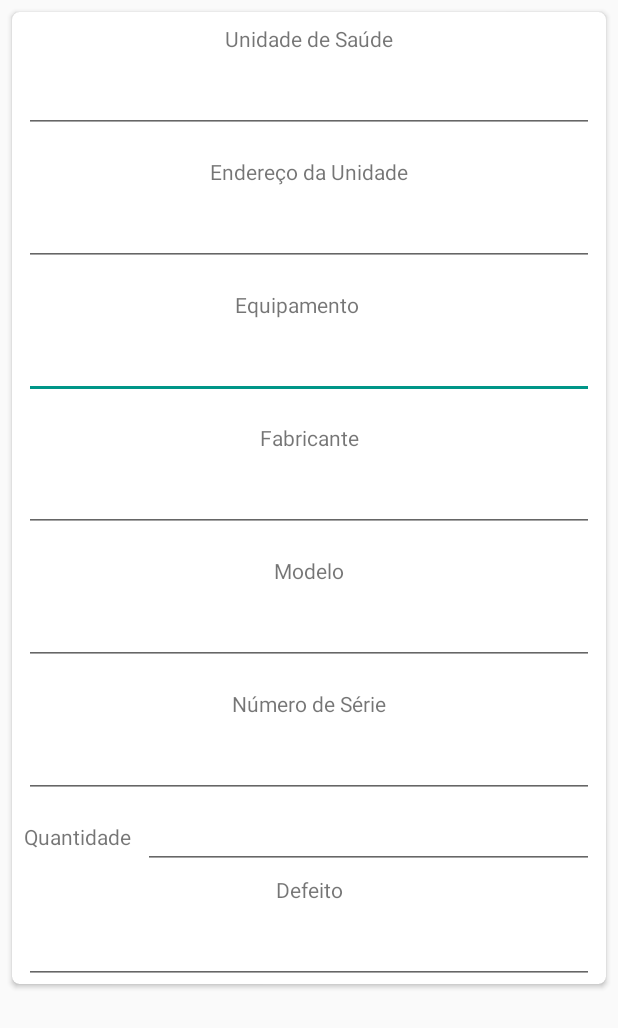
After one commit to wwmm/sostecsaude, an Android app: the layout recyclerview_empresa_ver_pedidos_contents.xml on its own in the app's theme, with its tools: preview values and no code run, on a phone screen of 412 x 824 dp. The commit adds this screen. Shown: the top 1028 px of the screen. Run offline under Robolectric (Android 15) with nearby library versions, the phone set to English and light mode, and no system bars.

Commit message:
melhorias na interface

```diff
--- /dev/null
+++ b/app/src/main/res/layout/recyclerview_empresa_ver_pedidos_contents.xml
@@ -0,0 +1,216 @@
+<?xml version="1.0" encoding="utf-8"?>
+<androidx.constraintlayout.widget.ConstraintLayout xmlns:android="http://schemas.android.com/apk/res/android"
+    xmlns:app="http://schemas.android.com/apk/res-auto"
+    xmlns:tools="http://schemas.android.com/tools"
+    android:layout_width="match_parent"
+    android:layout_height="wrap_content">
+
+    <androidx.cardview.widget.CardView
+        android:layout_width="0dp"
+        android:layout_height="wrap_content"
+        android:layout_marginStart="8dp"
+        android:layout_marginTop="8dp"
+        android:layout_marginEnd="8dp"
+        android:layout_marginBottom="8dp"
+        app:cardCornerRadius="5dp"
+        app:layout_constraintBottom_toBottomOf="parent"
+        app:layout_constraintEnd_toEndOf="parent"
+        app:layout_constraintStart_toStartOf="parent"
+        app:layout_constraintTop_toTopOf="parent">
+
+        <androidx.constraintlayout.widget.ConstraintLayout
+            android:layout_width="match_parent"
+            android:layout_height="match_parent">
+
+            <TextView
+                android:id="@+id/textView5"
+                android:layout_width="wrap_content"
+                android:layout_height="wrap_content"
+                android:layout_marginStart="8dp"
+                android:layout_marginTop="16dp"
+                android:layout_marginEnd="8dp"
+                android:text="@string/title_equipamento"
+                app:layout_constraintEnd_toEndOf="parent"
+                app:layout_constraintHorizontal_bias="0.472"
+                app:layout_constraintStart_toStartOf="parent"
+                app:layout_constraintTop_toBottomOf="@+id/editText_local" />
+
+            <TextView
+                android:id="@+id/textView7"
+                android:layout_width="wrap_content"
+                android:layout_height="wrap_content"
+                android:layout_marginTop="16dp"
+                android:text="@string/title_defeito"
+                app:layout_constraintEnd_toEndOf="parent"
+                app:layout_constraintHorizontal_bias="0.501"
+                app:layout_constraintStart_toStartOf="parent"
+                app:layout_constraintTop_toBottomOf="@+id/textView9" />
+
+            <EditText
+                android:id="@+id/editText_equipamento"
+                android:layout_width="0dp"
+                android:layout_height="wrap_content"
+                android:layout_marginStart="8dp"
+                android:layout_marginTop="8dp"
+                android:layout_marginEnd="8dp"
+                android:ems="10"
+                android:gravity="start|top"
+                android:inputType="textMultiLine"
+                app:layout_constraintEnd_toEndOf="parent"
+                app:layout_constraintStart_toStartOf="parent"
+                app:layout_constraintTop_toBottomOf="@+id/textView5" />
+
+            <EditText
+                android:id="@+id/editText_defeito"
+                android:layout_width="0dp"
+                android:layout_height="wrap_content"
+                android:layout_marginStart="8dp"
+                android:layout_marginTop="8dp"
+                android:layout_marginEnd="8dp"
+                android:ems="10"
+                android:gravity="start|top"
+                android:inputType="text"
+                app:layout_constraintEnd_toEndOf="parent"
+                app:layout_constraintStart_toStartOf="parent"
+                app:layout_constraintTop_toBottomOf="@+id/textView7" />
+
+            <TextView
+                android:id="@+id/textView9"
+                android:layout_width="wrap_content"
+                android:layout_height="wrap_content"
+                android:layout_marginStart="8dp"
+                android:layout_marginTop="16dp"
+                android:text="@string/title_quantidade"
+                app:layout_constraintStart_toStartOf="parent"
+                app:layout_constraintTop_toBottomOf="@+id/editText_numero_serie" />
+
+            <EditText
+                android:id="@+id/editText_quantidade"
+                android:layout_width="0dp"
+                android:layout_height="wrap_content"
+                android:layout_marginStart="8dp"
+                android:layout_marginEnd="8dp"
+                android:ems="10"
+                android:inputType="number"
+                app:layout_constraintBaseline_toBaselineOf="@+id/textView9"
+                app:layout_constraintEnd_toEndOf="parent"
+                app:layout_constraintStart_toEndOf="@+id/textView9" />
+
+            <TextView
+                android:id="@+id/textView16"
+                android:layout_width="wrap_content"
+                android:layout_height="wrap_content"
+                android:layout_marginTop="16dp"
+                android:text="@string/title_fabricante"
+                app:layout_constraintEnd_toEndOf="parent"
+                app:layout_constraintStart_toStartOf="parent"
+                app:layout_constraintTop_toBottomOf="@+id/editText_equipamento" />
+
+            <EditText
+                android:id="@+id/editText_fabricante"
+                android:layout_width="0dp"
+                android:layout_height="wrap_content"
+                android:layout_marginStart="8dp"
+                android:layout_marginTop="8dp"
+                android:layout_marginEnd="8dp"
+                android:ems="10"
+                android:inputType="textPersonName"
+                app:layout_constraintEnd_toEndOf="parent"
+                app:layout_constraintStart_toStartOf="parent"
+                app:layout_constraintTop_toBottomOf="@+id/textView16" />
+
+            <TextView
+                android:id="@+id/textView23"
+                android:layout_width="wrap_content"
+                android:layout_height="wrap_content"
+                android:layout_marginTop="16dp"
+                android:text="@string/title_modelo"
+                app:layout_constraintEnd_toEndOf="parent"
+                app:layout_constraintStart_toStartOf="parent"
+                app:layout_constraintTop_toBottomOf="@+id/editText_fabricante" />
+
+            <EditText
+                android:id="@+id/editText_modelo"
+                android:layout_width="0dp"
+                android:layout_height="wrap_content"
+                android:layout_marginStart="8dp"
+                android:layout_marginTop="8dp"
+                android:layout_marginEnd="8dp"
+                android:ems="10"
+                android:inputType="textPersonName"
+                app:layout_constraintEnd_toEndOf="parent"
+                app:layout_constraintStart_toStartOf="parent"
+                app:layout_constraintTop_toBottomOf="@+id/textView23" />
+
+            <TextView
+                android:id="@+id/textView24"
+                android:layout_width="wrap_content"
+                android:layout_height="wrap_content"
+                android:layout_marginTop="16dp"
+                android:text="@string/title_numero_serie"
+                app:layout_constraintEnd_toEndOf="parent"
+                app:layout_constraintStart_toStartOf="parent"
+                app:layout_constraintTop_toBottomOf="@+id/editText_modelo" />
+
+            <EditText
+                android:id="@+id/editText_numero_serie"
+                android:layout_width="0dp"
+                android:layout_height="wrap_content"
+                android:layout_marginStart="8dp"
+                android:layout_marginTop="8dp"
+                android:layout_marginEnd="8dp"
+                android:ems="10"
+                android:inputType="textPersonName"
+                app:layout_constraintEnd_toEndOf="parent"
+                app:layout_constraintStart_toStartOf="parent"
+                app:layout_constraintTop_toBottomOf="@+id/textView24" />
+
+            <TextView
+                android:id="@+id/textView20"
+                android:layout_width="wrap_content"
+                android:layout_height="wrap_content"
+                android:layout_marginTop="8dp"
+                android:text="@string/title_unidade_saude"
+                app:layout_constraintEnd_toEndOf="parent"
+                app:layout_constraintStart_toStartOf="parent"
+                app:layout_constraintTop_toTopOf="parent" />
+
+            <EditText
+                android:id="@+id/editText_unidade_saude"
+                android:layout_width="0dp"
+                android:layout_height="wrap_content"
+                android:layout_marginStart="8dp"
+                android:layout_marginTop="8dp"
+                android:layout_marginEnd="8dp"
+                android:ems="10"
+                android:inputType="textPersonName"
+                app:layout_constraintEnd_toEndOf="parent"
+                app:layout_constraintStart_toStartOf="parent"
+                app:layout_constraintTop_toBottomOf="@+id/textView20" />
+
+            <TextView
+                android:id="@+id/textView25"
+                android:layout_width="wrap_content"
+                android:layout_height="wrap_content"
+                android:layout_marginTop="16dp"
+                android:text="@string/title_local"
+                app:layout_constraintEnd_toEndOf="parent"
+                app:layout_constraintStart_toStartOf="parent"
+                app:layout_constraintTop_toBottomOf="@+id/editText_unidade_saude" />
+
+            <EditText
+                android:id="@+id/editText_local"
+                android:layout_width="0dp"
+                android:layout_height="wrap_content"
+                android:layout_marginStart="8dp"
+                android:layout_marginTop="8dp"
+                android:layout_marginEnd="8dp"
+                android:ems="10"
+                android:inputType="textPersonName"
+                app:layout_constraintEnd_toEndOf="parent"
+                app:layout_constraintStart_toStartOf="parent"
+                app:layout_constraintTop_toBottomOf="@+id/textView25" />
+
+        </androidx.constraintlayout.widget.ConstraintLayout>
+    </androidx.cardview.widget.CardView>
+</androidx.constraintlayout.widget.ConstraintLayout>
--- a/app/src/main/res/values/strings.xml
+++ b/app/src/main/res/values/strings.xml
@@ -17,8 +17,8 @@
     <string name="title_save">Salvar</string>
 
     <string name="title_empresas">Empresas</string>
-    <string name="title_setor_enfermagem">Enfermagem</string>
-    <string name="title_setor_manutencao">Manutencao</string>
+    <string name="title_equipamentos">Equipamentos</string>
+    <string name="title_equipamentos_danificados">Equipamentos Danificados</string>
 
     <string name="title_relatar_danos">Descrição do Equipamento</string>
     <string name="title_ver_danos">Pedidos Realizados</string>
```
Also changed, not shown: app/src/main/java/com/wwmm/sostecsaude/ui/empresas/Adapter.kt (added, +63 -0 lines), app/src/main/java/com/wwmm/sostecsaude/ui/empresas/EmpresasVerPedidos.kt (added, +67 -0 lines), app/src/main/java/com/wwmm/sostecsaude/ui/interesses/InteressesFragment.kt (+26 -2 lines), app/src/main/res/layout/fragment_empresas_ver_pedidos.xml (added, +26 -0 lines), app/src/main/res/menu/menu_bottom_nav_unidade_manutencao.xml (added, +14 -0 lines), app/src/main/res/navigation/nav_graph_main.xml (+23 -0 lines).
